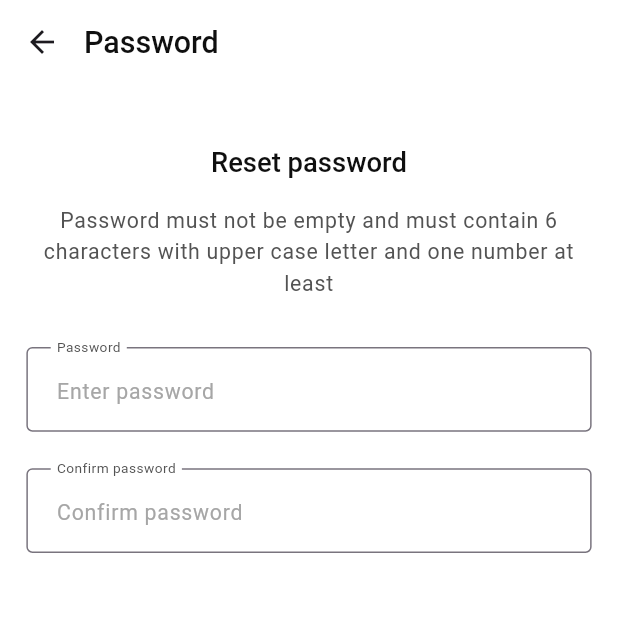
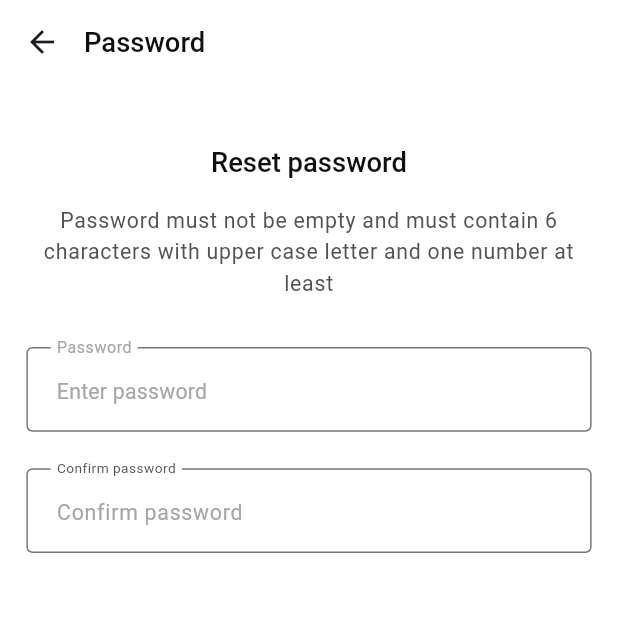
Before and after one commit to Ammar720/exam, a Flutter app: the ResetPassword screen opened by its route, on a phone screen of 412 x 824 dp, the top half of it. Run offline on Flutter 3.47's test engine with Material 3 defaults, Android fonts, the phone set to English and light mode, and no system bars; our stand-ins replace flutter_screenutil, pinput; network calls fail.

Commit message:
update apptheme

```diff
--- a/lib/core/resources/app_theme.dart
+++ b/lib/core/resources/app_theme.dart
@@ -15,9 +15,8 @@ class AppTheme {
   static const Color placeHolder = Color(0xffA6A6A6);
   static const Color verifyCode = Color(0xffdfe7f7);
 
-  static ThemeData appThemeData = ThemeData(
-    scaffoldBackgroundColor: Colors.white,
-    textTheme: TextTheme(
+
+  static final TextTheme textTheme = TextTheme(
     titleLarge: TextStyle(
       color: black,
       fontWeight: FontWeight.w500,
@@ -37,15 +36,16 @@ class AppTheme {
       color: gray,
       fontWeight: FontWeight.w400,
       fontSize: 12.sp,
-        )),
+    ),
+  );
+
+  static ThemeData appThemeData = ThemeData(
+    scaffoldBackgroundColor: Colors.white,
+    textTheme: textTheme,
     appBarTheme: AppBarTheme(
       backgroundColor: Colors.white,
       titleSpacing: 0,
-      titleTextStyle: TextStyle(
-        color: black,
-        fontWeight: FontWeight.w500,
-        fontSize: 20.sp,
-      ),
+      titleTextStyle: textTheme.titleLarge,
     ),
     elevatedButtonTheme: ElevatedButtonThemeData(
       style: ButtonStyle(
@@ -68,5 +68,14 @@ class AppTheme {
         ),
       ),
     ),
+
+    inputDecorationTheme: InputDecorationTheme(
+      labelStyle: textTheme.bodyLarge,
+      hintStyle: textTheme.bodyLarge,
+      border: const OutlineInputBorder(),
+      focusedBorder: const OutlineInputBorder(),
+      floatingLabelBehavior: FloatingLabelBehavior.always,
+      contentPadding: EdgeInsets.all(16.sp),
+    ),
   );
 }
--- a/lib/features/auth/presentation/screens/login.dart
+++ b/lib/features/auth/presentation/screens/login.dart
@@ -3,7 +3,6 @@ import 'package:exam/core/utils/validator.dart';
 import 'package:exam/features/auth/presentation/screens/forget_password.dart';
 import 'package:exam/features/auth/presentation/screens/register_screen.dart';
 import 'package:exam/features/exam/explore/presentation/screens/lay_out.dart';
-import 'package:exam/features/exam/explore/presentation/screens/survay.dart';
 import 'package:flutter/material.dart';
 import 'package:flutter_screenutil/flutter_screenutil.dart';
 
@@ -23,8 +22,7 @@ class _LoginState extends State<Login> {
 
   @override
   Widget build(BuildContext context) {
-    return SafeArea(
-      child: Scaffold(
+    return Scaffold(
       appBar: AppBar(
         title: Text("Login"),
         titleSpacing: 16.w,
@@ -139,7 +137,6 @@ class _LoginState extends State<Login> {
           ],
         ),
       ),
-      ),
     );
   }
 }
--- a/lib/features/auth/presentation/screens/reset_password.dart
+++ b/lib/features/auth/presentation/screens/reset_password.dart
@@ -60,15 +60,9 @@ class _ResetPasswordState extends State<ResetPassword> {
                           obscureText: true,
                           style: Theme.of(context).textTheme.titleMedium,
                           cursorColor: AppTheme.black,
-                          decoration: InputDecoration(
+                          decoration: const InputDecoration(
                             labelText: 'Password',
-                            labelStyle: Theme.of(context).textTheme.bodySmall,
-                            border: const OutlineInputBorder(),
-                            focusedBorder: const OutlineInputBorder(),
-                            floatingLabelBehavior: FloatingLabelBehavior.always,
                             hintText: 'Enter password',
-                            hintStyle: Theme.of(context).textTheme.bodyLarge,
-                            contentPadding: EdgeInsets.all(16.sp),
                           ),
                           keyboardType: TextInputType.visiblePassword,
                         ),
--- a/lib/features/profile/presentation/screens/profile_screen.dart
+++ b/lib/features/profile/presentation/screens/profile_screen.dart
@@ -131,7 +131,6 @@ class _ProfileScreenState extends State<ProfileScreen> {
                     ),
                     SizedBox(height: 24.h),
                     Row(
-                      spacing: 12.w,
                       children: [
                         Expanded(
                           child: TextFormField(
@@ -149,6 +148,7 @@ class _ProfileScreenState extends State<ProfileScreen> {
                             ),
                           ),
                         ),
+                        SizedBox(width: 17.w),
                         Expanded(
                           child: TextFormField(
                             controller: _lastNameController,
--- a/pubspec.yaml
+++ b/pubspec.yaml
@@ -37,10 +37,16 @@ dependencies:
   cupertino_icons: ^1.0.8
   flutter_screenutil: ^5.9.3
   pinput: ^5.0.1
+  dio: ^5.7.0
+  injectable: ^2.5.0
+  get_it: ^8.0.3
+  flutter_bloc: ^9.0.0
 
 dev_dependencies:
   flutter_test:
     sdk: flutter
+  injectable_generator: ^2.6.2
+  build_runner: ^2.4.13
 
   # The "flutter_lints" package below contains a set of recommended lints to
   # encourage good coding practices. The lint set provided by the package is
```
Also changed, not shown: lib/features/auth/presentation/screens/forget_password.dart (+1 -7 lines), pubspec.lock. Lines whose indentation alone changed are shown as unchanged.
